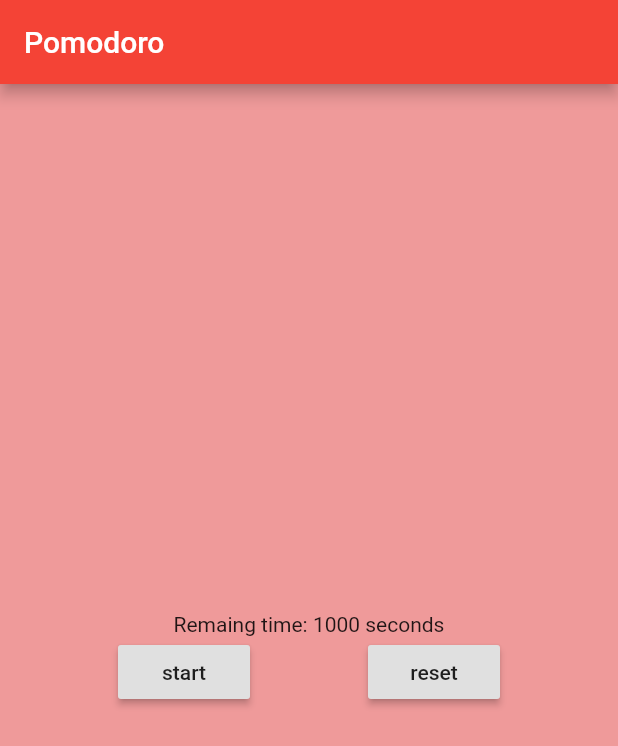
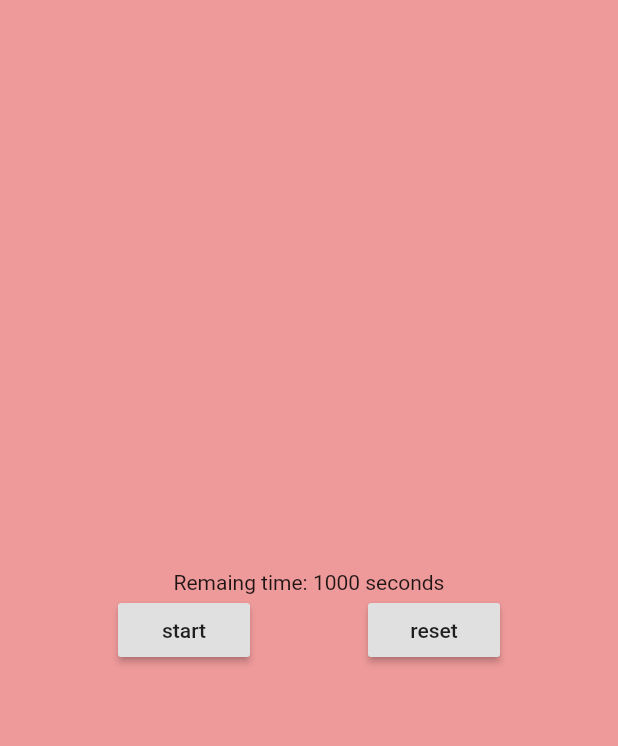
Before and after one commit to RocketRhubarb/pomodoro, a Flutter app: the screen it shows after launch, on a phone screen of 412 x 824 dp. Shown: the top 746 px of the screen. Run offline on Flutter 3.47's test engine with Material 2 defaults, Android fonts, the phone set to English and light mode, and no system bars.

Commit message:
Remove AppBar

```diff
--- a/lib/main.dart
+++ b/lib/main.dart
@@ -63,9 +63,6 @@ class _MyHomePageState extends State<MyHomePage> {
   @override
   Widget build(BuildContext context) {
     return Scaffold(
-      appBar: AppBar(
-        title: Text('Pomodoro'),
-      ),
       backgroundColor: Theme.of(context).backgroundColor,
       body: Center(
         child: Column(
```
